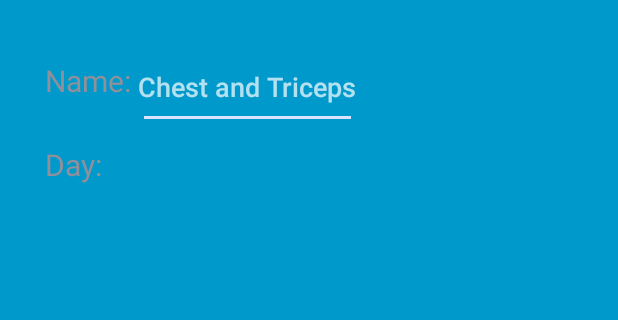
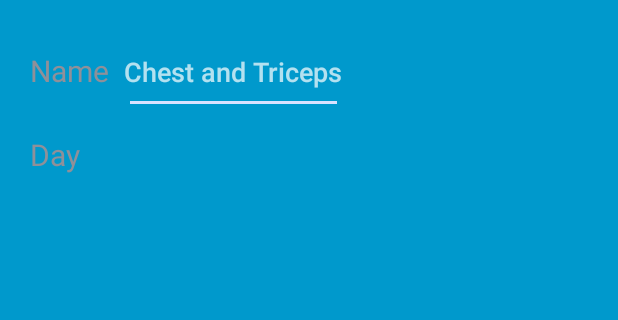
Before and after one commit to gavlaaaaaaaa/Gymify-for-Android, an Android app: the layout add_day_dialog.xml on its own in the app's theme, with its tools: preview values and no code run, on a phone screen of 412 x 824 dp, the part 84-404 px from its top. Run offline under Robolectric (Android 15) with nearby library versions, the phone set to English and light mode, and no system bars.

Commit message:
Fixed add day dialog layout using grid view

```diff
--- a/gymify/src/main/res/layout/add_day_dialog.xml
+++ b/gymify/src/main/res/layout/add_day_dialog.xml
@@ -1,44 +1,55 @@
 <?xml version="1.0" encoding="utf-8"?>
-<RelativeLayout xmlns:android="http://schemas.android.com/apk/res/android"
-    android:id="@+id/layout_root"
-    android:layout_width="fill_parent"
-    android:layout_height="fill_parent"
-    android:orientation="vertical"
-    android:padding="30dp">
+<GridLayout xmlns:android="http://schemas.android.com/apk/res/android"
+	xmlns:tools="http://schemas.android.com/tools"
+	android:id="@+id/layout_root"
+	android:layout_width="wrap_content"
+	android:layout_height="wrap_content"
+	android:columnCount="2"
+	android:rowCount="2"
+	android:padding="20dp"
+	android:orientation="vertical"
+	tools:context=".MainActivity" >
 
 	<TextView
 	    android:id="@+id/day_name_lbl"
 	    android:layout_width="wrap_content"
 	    android:layout_height="wrap_content"
-	    android:text="Name: "
+		android:layout_row="0"
+		android:layout_column="0"
+	    android:text="Name"
 	    android:textSize="20dp"
-	    android:paddingTop="10dp"/>
+		android:paddingRight="10dp"
+	    />
 
 	<EditText
 	    android:id="@+id/day_name_edit"
 	    android:layout_width="wrap_content"
 	    android:layout_height="wrap_content"
 	    android:hint="Chest and Triceps"
-	    android:layout_toRightOf="@+id/day_name_lbl" />
+		android:layout_row="0"
+		android:layout_column="1"
+
+	    />
 
 	<TextView
 	    android:id="@+id/day_weekday_lbl"
 	    android:layout_width="wrap_content"
 	    android:layout_height="wrap_content"
-	    android:text="Day:  "
+		android:layout_row="1"
+		android:layout_column="0"
+	    android:text="Day"
 	    android:textSize="20dp"
-	    android:paddingTop="10dp"
-	    android:layout_below="@+id/day_name_lbl"/>
+	    />
 
 	<Spinner
 	    android:id="@+id/weekday_spinner"
-	    android:layout_width="wrap_content"
+	    android:layout_width="fill_parent"
 	    android:layout_height="wrap_content"
 	    android:background="@android:color/holo_blue_dark"
-		android:paddingTop="15dp"
 	    android:spinnerMode="dropdown"
-	    android:layout_toRightOf="@+id/day_weekday_lbl"
-	    android:layout_below="@+id/day_name_edit"/>
+		android:layout_row="1"
+		android:layout_column="1"
+	    />
 
 
-</RelativeLayout>
+</GridLayout>
--- a/gymify/src/main/res/layout/add_exercise_dialog.xml
+++ b/gymify/src/main/res/layout/add_exercise_dialog.xml
@@ -1,9 +1,9 @@
 <?xml version="1.0" encoding="utf-8"?>
 <GridLayout xmlns:android="http://schemas.android.com/apk/res/android"
 		xmlns:tools="http://schemas.android.com/tools"
-		android:id="@+id/layout_root"
-		android:layout_width="fill_parent"
-		android:layout_height="fill_parent"
+		android:id="@+id/layout_exercise"
+		android:layout_width="wrap_content"
+		android:layout_height="wrap_content"
 		android:columnCount="2"
 		android:rowCount="4"
 		android:padding="20dp"
@@ -25,7 +25,8 @@
 	    android:layout_height="wrap_content"
 		android:layout_row="0"
 		android:layout_column="1"
-	    android:hint="e.g. Bench Press" />
+	    android:hint="e.g. Bench Press"
+		android:layout_weight="1"/>
 
 	<TextView
 	    android:id="@+id/ex_type_lbl"
@@ -73,7 +74,7 @@
 		android:layout_column="0"/>
 
 	<EditText android:id="@+id/desc_edit"
-	    android:layout_width="fill_parent"
+	    android:layout_width="wrap_content"
 	    android:layout_height="wrap_content"
 	    android:hint="Description... "
 		android:layout_row="3"
```
Also changed, not shown: 26 other files.
